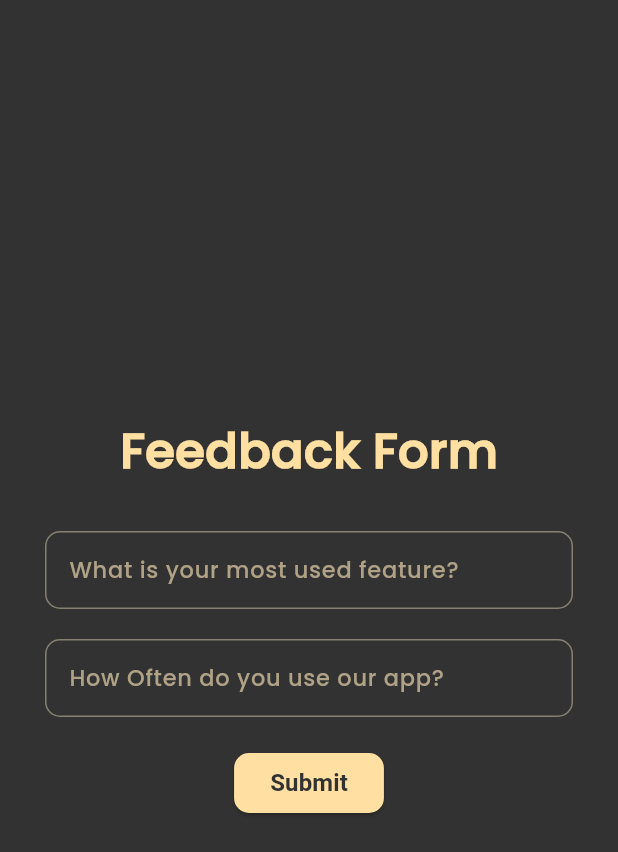
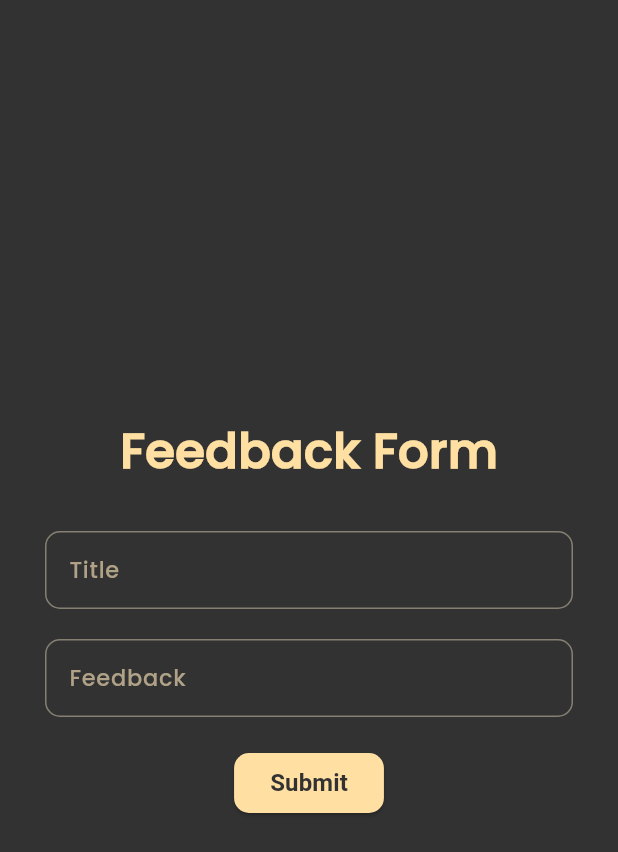
Before and after one commit to rizkyhaksono/pemrograman-mobile, a Flutter app: the FeedbackPage screen opened by its route, on a phone screen of 412 x 824 dp. Shown: the top 852 px of the screen. Run offline on Flutter 3.47's test engine with Material 3 defaults, Android fonts, the phone set to English and light mode, and no system bars; our stand-ins replace appwrite, firebase_auth, firebase_core, firebase_messaging, flutter_local_notifications, get and 3 more; accounts and stored records are empty.

Commit message:
Feat(feedback) : rename label text

```diff
--- a/lib/presentation/dashboard/profile/feedback/feedback_page.dart
+++ b/lib/presentation/dashboard/profile/feedback/feedback_page.dart
@@ -56,7 +56,7 @@ class FeedbackPage extends StatelessWidget {
                     fontWeight: FontWeight.w400,
                   ),
                   decoration: InputDecoration(
-                    labelText: 'What is your most used feature?',
+                    labelText: 'Title',
                     labelStyle: TextStyle(
                       color: const Color.fromARGB(255, 175, 162, 135),
                       fontSize: 15,
@@ -92,7 +92,7 @@ class FeedbackPage extends StatelessWidget {
                     fontWeight: FontWeight.w400,
                   ),
                   decoration: InputDecoration(
-                    labelText: 'How Often do you use our app?',
+                    labelText: 'Feedback',
                     labelStyle: TextStyle(
                       color: const Color.fromARGB(255, 175, 162, 135),
                       fontSize: 15,
```
